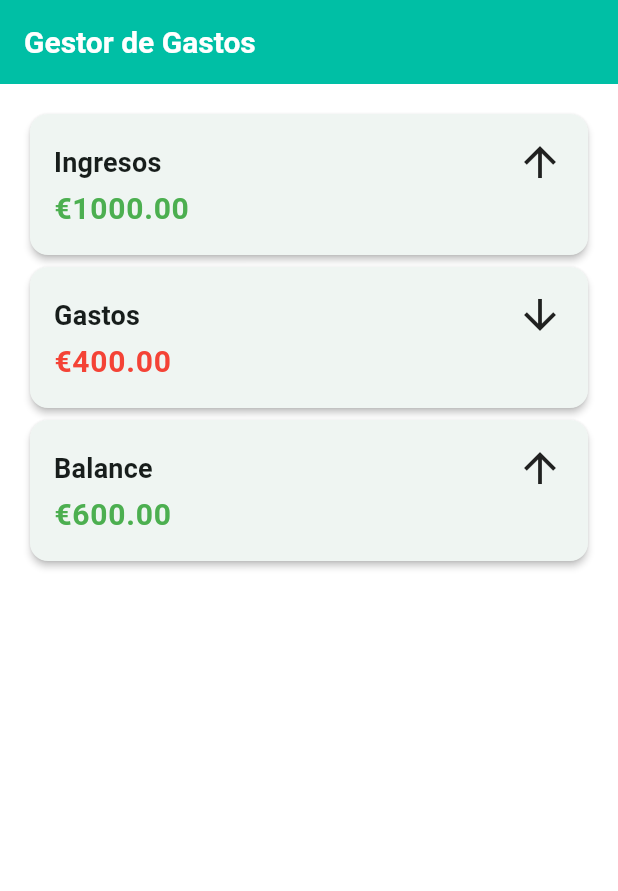
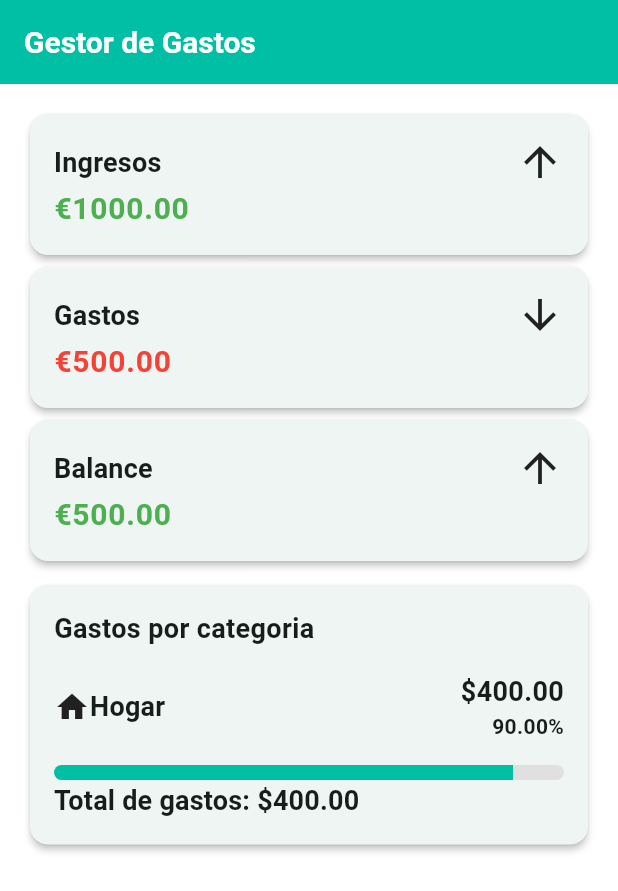
Before and after one commit to Teren91/ExpenseManager, a Flutter app: the screen it shows after launch, on a phone screen of 412 x 824 dp. Shown: the top 891 px of the screen. Run offline on Flutter 3.47's test engine with Material 3 defaults, Android fonts, the phone set to English and light mode, and no system bars; our stand-ins replace bloc, equatable, flutter_bloc, get_it, go_router.

Commit message:
Feat: added category expense to home page

```diff
--- a/lib/features/home/domain/entities/category_expense.dart
+++ b/lib/features/home/domain/entities/category_expense_entity.dart
@@ -1,8 +1,8 @@
 import 'package:equatable/equatable.dart';
 import 'package:flutter/material.dart';
 
-class CategoryExpense extends Equatable {
-  const CategoryExpense({
+class CategoryExpenseEntity extends Equatable {
+  const CategoryExpenseEntity({
     required this.categoryName,
     required this.amount,
     required this.percentage,
--- a/lib/features/home/presentation/bloc/home_bloc.dart
+++ b/lib/features/home/presentation/bloc/home_bloc.dart
@@ -1,6 +1,8 @@
 import 'package:bloc/bloc.dart';
 import 'package:equatable/equatable.dart';
-import 'package:misgastos/features/home/domain/entities/category_expense.dart';
+import 'package:flutter/material.dart';
+import 'package:misgastos/features/home/domain/entities/category_expense_entity.dart';
+
 
 part 'home_event.dart';
 part 'home_state.dart';
@@ -20,14 +22,27 @@ class HomeBloc extends Bloc<HomeEvent, HomeState> {
 
       //TODO: Obtener los datos de la base de datos
       const double income = 1000.0;
-      const double expense = 400.0;
-      const double balance = 600.0;
+      const double expense = 500.0;
+      const double balance = 500.0;
+      final List<CategoryExpenseEntity> categoryExpenses = [
+        const CategoryExpenseEntity(
+          categoryName: 'Hogar',
+          amount: 400,
+          percentage: 90,
+          icon: Icons.home),
+        const CategoryExpenseEntity(
+          categoryName: 'Transporte',
+          amount: 100,
+          percentage: 10,
+          icon: Icons.directions_car),
+      ];
 
       emit(state.copyWith(
         status: HomeStatus.success,
         income: income,
         expense: expense,
         balance: balance,
+        categoryExpenses: categoryExpenses,
       ));
     } on Exception catch (e) {
       emit(state.copyWith(status: HomeStatus.failure, message: e.toString()));
--- a/lib/features/home/presentation/bloc/home_state.dart
+++ b/lib/features/home/presentation/bloc/home_state.dart
@@ -15,7 +15,7 @@ class HomeState extends Equatable {
   final double income;
   final double expense;
   final double balance;
-  final List<CategoryExpense> categoryExpenses;
+  final List<CategoryExpenseEntity> categoryExpenses;
   final String message;
 
   HomeState copyWith({
@@ -23,7 +23,7 @@ class HomeState extends Equatable {
     double? income,
     double? expense,
     double? balance,
-    List<CategoryExpense>? categoryExpenses,
+    List<CategoryExpenseEntity>? categoryExpenses,
     String? message,
   }) {
     return HomeState(
--- a/lib/features/home/presentation/pages/home_page.dart
+++ b/lib/features/home/presentation/pages/home_page.dart
@@ -2,6 +2,7 @@ import 'package:flutter/material.dart';
 import 'package:flutter_bloc/flutter_bloc.dart';
 import 'package:misgastos/app/di/injection_container.dart';
 import 'package:misgastos/features/home/presentation/bloc/home_bloc.dart';
+import 'package:misgastos/features/home/presentation/widgets/category_expense.dart';
 import 'package:misgastos/features/home/presentation/widgets/summary_card.dart';
 
 class HomePage extends StatelessWidget {
@@ -36,6 +37,8 @@ class HomePage extends StatelessWidget {
                       icon: Icons.arrow_upward,
                       amountColor: state.balance >= 0 ? Colors.green : Colors.red,
                     ),
+                    SizedBox(height: 8,),
+                    CategoryExpense(categoryExpense: state.categoryExpenses.first),
                   ],
                 )),
             );
--- /dev/null
+++ b/lib/features/home/presentation/widgets/category_expense.dart
@@ -0,0 +1,84 @@
+import 'package:flutter/material.dart';
+import 'package:misgastos/features/home/domain/entities/category_expense_entity.dart';
+
+class CategoryExpense extends StatelessWidget {
+  const CategoryExpense({super.key, required this.categoryExpense});
+
+  final CategoryExpenseEntity categoryExpense;
+
+  @override
+  Widget build(BuildContext context) {
+    final textTheme = Theme.of(context).textTheme;
+    return Card(
+      elevation: 2,
+      child: Padding(
+        padding: const EdgeInsets.all(16.0),
+        child: Column(
+          crossAxisAlignment: CrossAxisAlignment.start,
+          children: [
+            const Text(
+              'Gastos por categoria',
+              style: TextStyle(
+                fontSize: 18,
+                fontWeight: FontWeight.bold,
+              ),
+            ),
+            const SizedBox(height: 16,),
+            Row(
+              children: [
+                Icon(categoryExpense.icon, size: 24,),
+                Text(
+                  categoryExpense.categoryName,
+                  style: textTheme.titleMedium,
+                ),
+                const SizedBox(width: 16,),
+                Expanded(
+                  child: Column(
+                    crossAxisAlignment: CrossAxisAlignment.end,
+                    children: [
+                      Text(
+                        '\$${categoryExpense.amount.toStringAsFixed(2)}',
+                        style: const TextStyle(
+                          fontSize: 18,
+                          fontWeight: FontWeight.bold,
+                        ),
+                      ),
+                       Text(
+                          '${categoryExpense.percentage.toStringAsFixed(2)}%',
+                          style: const TextStyle(
+                            fontSize: 14,
+                            fontWeight: FontWeight.bold,
+                          ),
+                        ),
+                    ],
+                  ),
+                )
+              ],
+            ),
+            const SizedBox(height: 16,),
+           ClipRRect(
+              borderRadius: BorderRadius.circular(10),
+              child: LinearProgressIndicator(
+                value: categoryExpense.percentage / 100,
+                minHeight: 10,
+                backgroundColor: Colors.grey[300],
+                valueColor: AlwaysStoppedAnimation<Color>(
+                  Theme.of(context).primaryColor,
+                ),
+              ),
+            ),
+            Row(
+              mainAxisAlignment: MainAxisAlignment.spaceBetween,
+              children: [
+                Text(
+                  'Total de gastos: \$${categoryExpense.amount.toStringAsFixed(2)}',
+                  style: textTheme.titleMedium,
+                ),
+              ],
+            )
+          ],
+        ),
+      ),
+    );
+  }
+}
```
